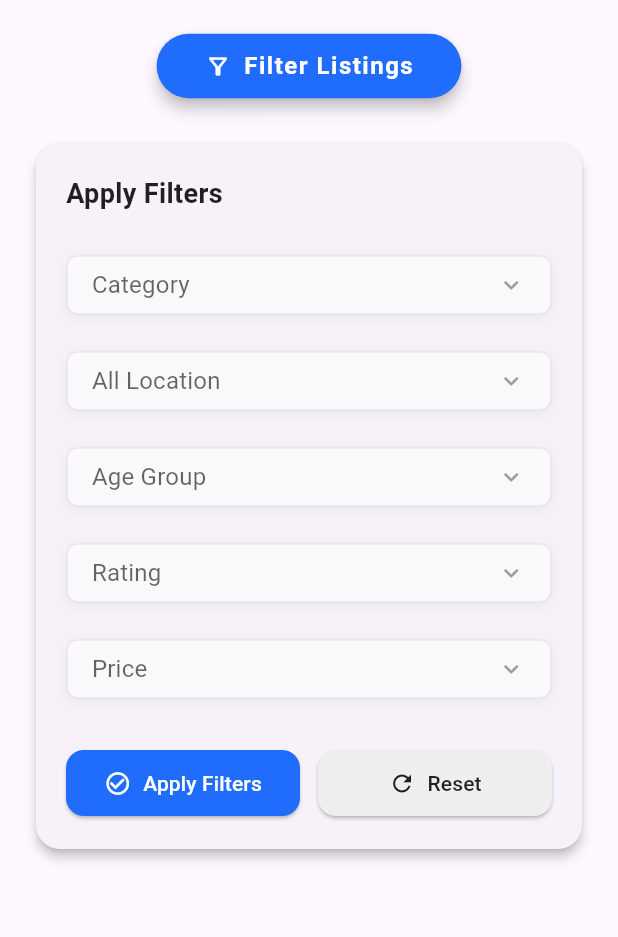
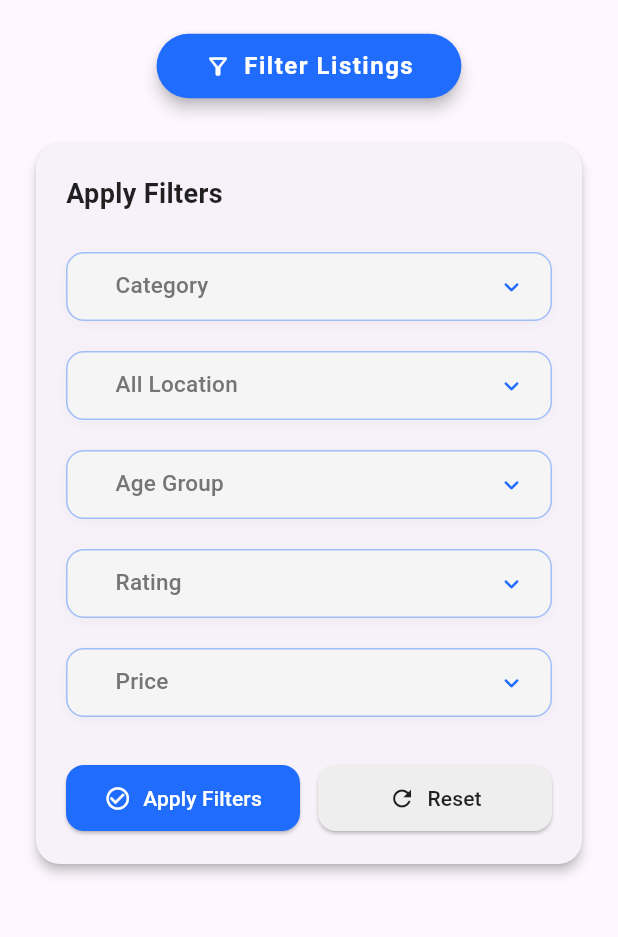
Before and after one commit to MTS-Services/Batteryqk_web-version-App-, a Flutter app: the Listings screen opened directly, after a tap on "Filter Listings", on a phone screen of 412 x 824 dp, the part 84-1021 px from its top. Run offline on Flutter 3.47's test engine with Material 3 defaults, Android fonts, the phone set to English and light mode, and no system bars; drawn by our look-alikes of dropdown_button2; our stand-ins replace font_awesome_flutter, google_fonts, pin_code_fields.

Commit message:
update Listings

```diff
--- a/lib/common/widgets/custom_dropdown_Listings.dart
+++ b/lib/common/widgets/custom_dropdown_Listings.dart
@@ -1,6 +1,8 @@
-import 'package:batteryqk_web_app/util/colors.dart';
 import 'package:dropdown_button2/dropdown_button2.dart';
+import 'package:flutter/cupertino.dart';
 import 'package:flutter/material.dart';
+
+import '../../util/colors.dart';
 
 class CustomDropdownListings extends StatefulWidget {
   final String listType;
@@ -17,12 +19,12 @@ class CustomDropdownListings extends StatefulWidget {
 }
 
 class _CustomDropdownListingsState extends State<CustomDropdownListings> {
+  String? selectedItem;
 
-  String? selectedItem;
   @override
   Widget build(BuildContext context) {
     return Padding(
-      padding: const EdgeInsets.symmetric(vertical: 12.0,),
+      padding: const EdgeInsets.symmetric(vertical: 10.0),
       child: DropdownButtonHideUnderline(
         child: DropdownButton2<String>(
           isExpanded: true,
@@ -30,77 +32,71 @@ class _CustomDropdownListingsState extends State<CustomDropdownListings> {
           hint: Text(
             widget.listType,
             style: TextStyle(
-              fontSize: 16,
-              fontWeight: FontWeight.w400,
-              color: Theme.of(context).hintColor.withOpacity(0.8),
+              fontSize: 15,
+              fontWeight: FontWeight.w500,
+              color: Colors.grey.shade600,
             ),
           ),
           items: widget.itemList
-              .map(
-                (String item) => DropdownMenuItem(
-              enabled: true,
-              value: item,
-              child: Text(
-                item,
-                style: TextStyle(
-                  fontSize: 15,
-                  fontWeight: FontWeight.w400,
-                  color: Colors.black,
-                ),
+              .map((item) => DropdownMenuItem(
+            value: item,
+            child: Text(
+              item,
+              style: const TextStyle(
+                fontSize: 15,
+                color: Colors.black87,
               ),
             ),
-          )
+          ))
               .toList(),
           onChanged: (value) {
             setState(() {
               selectedItem = value;
             });
           },
-          iconStyleData: IconStyleData(
-            icon: const Icon(Icons.keyboard_arrow_down_rounded),
+          iconStyleData: const IconStyleData(
+            icon: Icon(Icons.keyboard_arrow_down_rounded),
             iconSize: 20,
             iconEnabledColor: AppColor.appGreenColor,
           ),
           dropdownStyleData: DropdownStyleData(
-            isOverButton: false,
             maxHeight: 300,
-            useSafeArea: true,
             decoration: BoxDecoration(
-              borderRadius: BorderRadius.circular(16),
               color: Colors.white,
+              borderRadius: BorderRadius.circular(12),
               boxShadow: [
                 BoxShadow(
-                  color: Colors.black.withOpacity(0.06),
-                  blurRadius: 12,
-                  spreadRadius: 1,
-                  offset: const Offset(0, 6),
+                  color: Colors.black.withOpacity(0.05),
+                  blurRadius: 10,
+                  offset: const Offset(0, 4),
                 ),
               ],
             ),
-            elevation: 3,
             scrollbarTheme: ScrollbarThemeData(
-              thumbColor: WidgetStateProperty.all(AppColor.appGreenColor.withOpacity(0.7)),
+              thumbColor: WidgetStateProperty.all(
+                AppColor.appGreenColor.withOpacity(0.7),
+              ),
+              radius: const Radius.circular(8),
             ),
           ),
           buttonStyleData: ButtonStyleData(
+            height: 46,
+            padding: const EdgeInsets.symmetric(horizontal: 16),
             decoration: BoxDecoration(
-              color: Colors.white.withOpacity(0.9),
-              borderRadius: BorderRadius.circular(8),
+              color: Colors.grey.shade100,
+              borderRadius: BorderRadius.circular(12),
               border: Border.all(
-                color: AppColor.appGreenColor.withOpacity(0.7),
-                width: 1.2,
+                color: AppColor.appGreenColor.withOpacity(0.4),
+                width: 1,
               ),
               boxShadow: [
                 BoxShadow(
-                  color: Colors.black.withOpacity(0.05),
-                  blurRadius: 8,
+                  color: Colors.black.withOpacity(0.03),
+                  blurRadius: 6,
                   offset: const Offset(0, 2),
                 ),
               ],
             ),
-            padding: const EdgeInsets.symmetric(horizontal: 16),
-            height: 40,
-            width: double.infinity,
           ),
           menuItemStyleData: const MenuItemStyleData(
             padding: EdgeInsets.symmetric(horizontal: 16, vertical: 12),
--- a/lib/common/widgets/listings_details_custom/custom_listings_booking_section.dart
+++ b/lib/common/widgets/listings_details_custom/custom_listings_booking_section.dart
@@ -4,6 +4,7 @@ import '../../../util/colors.dart';
 import '../../styles/styles.dart';
 import '../custom_button.dart';
 import '../custom_dropdown.dart';
+import '../custom_dropdown_Listings.dart';
 import 'custom_icon.dart';
 
 class CustomListingsBookingSection extends StatefulWidget {
@@ -114,10 +115,10 @@ class _CustomListingsBookingSectionState
         ),
         SizedBox(height: 30),
         Text('Time',),
-        CustomDropdownButton(itemList: timeList, listType: '9:00 AM'),
+        CustomDropdownListings(itemList: timeList, listType: '9:00 AM'),
         SizedBox(height: 30),
         Text('Number of person'),
-        CustomDropdownButton(itemList: personNumber, listType: '1'),
+        CustomDropdownListings(itemList: personNumber, listType: '1'),
         SizedBox(height: 30),
         CustomButton(buttonText: 'Book Now'),
         SizedBox(height: 30),
--- a/lib/features/authentication/views/book_screen.dart
+++ b/lib/features/authentication/views/book_screen.dart
@@ -186,7 +186,6 @@ class _BookScreenState extends State<BookScreen> {
                         Card(
                           elevation: 3,
                           shadowColor: Colors.white.withOpacity(0.5),
-
                           color: Colors.white,
                           child: GestureDetector(
                             onTap: () => _pickDate(context),
@@ -197,7 +196,6 @@ class _BookScreenState extends State<BookScreen> {
                               ),
                               decoration: BoxDecoration(
                                 color: Colors.white,
-
                               ),
                               child: Row(
                                 children: [
--- a/lib/features/authentication/views/listings.dart
+++ b/lib/features/authentication/views/listings.dart
@@ -2,6 +2,8 @@ import 'package:batteryqk_web_app/common/widgets/custom_app_bar.dart';
 import 'package:batteryqk_web_app/common/widgets/custom_dropdown.dart';
 import 'package:batteryqk_web_app/util/colors.dart';
 import 'package:flutter/material.dart';
+
+import '../../../common/widgets/custom_dropdown_Listings.dart';
 
 class Listings extends StatefulWidget {
   const Listings({super.key});
@@ -130,23 +132,23 @@ class _ListingsState extends State<Listings> {
                       ),
                       const SizedBox(height: 16),
 
-                      CustomDropdownButton(
+                      CustomDropdownListings(
                         itemList: categoryItem,
                         listType: 'Category',
                       ),
-                      CustomDropdownButton(
+                      CustomDropdownListings(
                         itemList: location,
                         listType: 'All Location',
                       ),
-                      CustomDropdownButton(
+                      CustomDropdownListings(
                         itemList: ageGroup,
                         listType: 'Age Group',
                       ),
-                      CustomDropdownButton(
+                      CustomDropdownListings(
                         itemList: rating,
                         listType: 'Rating',
                       ),
-                      CustomDropdownButton(itemList: price, listType: 'Price'),
+                      CustomDropdownListings(itemList: price, listType: 'Price'),
 
                       const SizedBox(height: 20),
 
--- a/lib/main.dart
+++ b/lib/main.dart
@@ -1,5 +1,6 @@
 import 'package:batteryqk_web_app/common/widgets/custom_bottom_navigation_bar.dart';
 import 'package:batteryqk_web_app/features/authentication/views/book_screen.dart';
+import 'package:batteryqk_web_app/features/authentication/views/listings.dart';
 import 'package:batteryqk_web_app/features/authentication/views/login_screen.dart';
 import 'package:batteryqk_web_app/features/authentication/views/welcome_screen.dart';
 import 'package:batteryqk_web_app/util/colors.dart';
@@ -15,7 +16,7 @@ class MyApp extends StatelessWidget {
   @override
   Widget build(BuildContext context) {
     return MaterialApp(
-      home: BookScreen(),
+      home: Listings(),
       debugShowCheckedModeBanner: false,
       theme: ThemeData(
         canvasColor: Colors.white,
```
